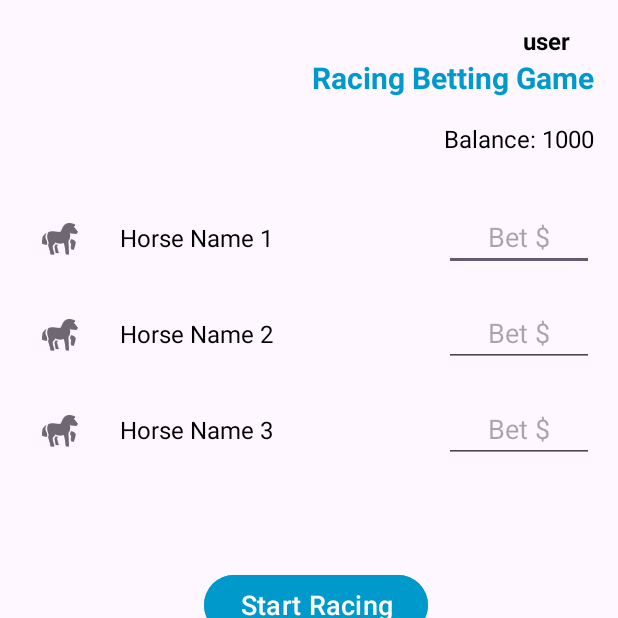
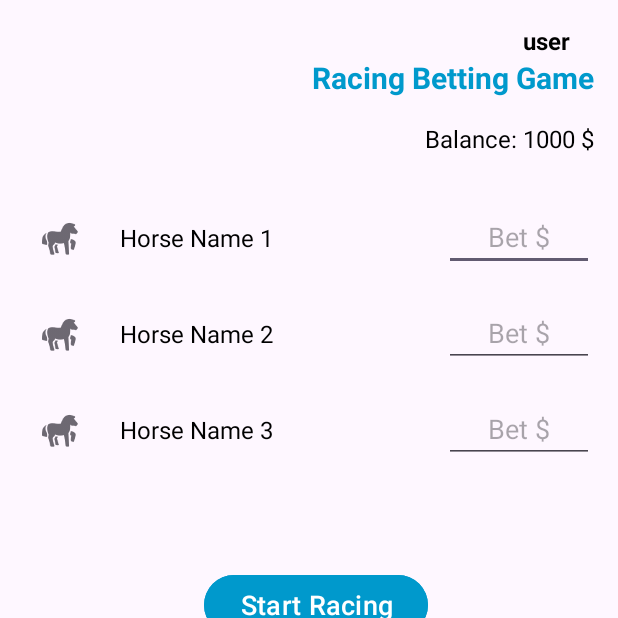
Before and after one commit to pnhphuong-work1/racing-app-android, an Android app: the BettingActivity screen opened directly, with no data from a screen before it, on a phone screen of 412 x 824 dp, the top half of it. Run offline under Robolectric (Android 15) with nearby library versions, the phone set to English and light mode, and no system bars.

Commit message:
adding balance to race view

```diff
--- a/app/src/main/java/com/example/racingapp/BettingActivity.java
+++ b/app/src/main/java/com/example/racingapp/BettingActivity.java
@@ -52,7 +52,7 @@ public class BettingActivity extends AppCompatActivity {
         // If the intent is null, set the balance to 1000 and the username to "user"
         balance = intent.getIntExtra("balance", 1000);
         username = intent.getStringExtra("username");
-        balanceText.setText("Balance: " + balance);
+        balanceText.setText(getString(R.string.balance, balance));
         if (username == null) {
             username = "user";
         }
@@ -109,6 +109,7 @@ public class BettingActivity extends AppCompatActivity {
     }
 
     private void MoveToRace() {
+        intent.putExtra("balance", balance);
         intent.putExtra("selectedHorse", selectedHorse);
         startActivity(intent);
     }
--- a/app/src/main/res/values/strings.xml
+++ b/app/src/main/res/values/strings.xml
@@ -1,3 +1,4 @@
 <resources>
     <string name="app_name">RacingApp</string>
+    <string name="balance">Balance: %d $</string>
 </resources>
```
